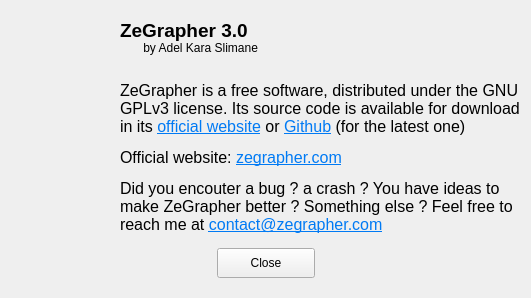
Old version of the form Windows/about.ui in the repository AdelKS/ZeGrapher.
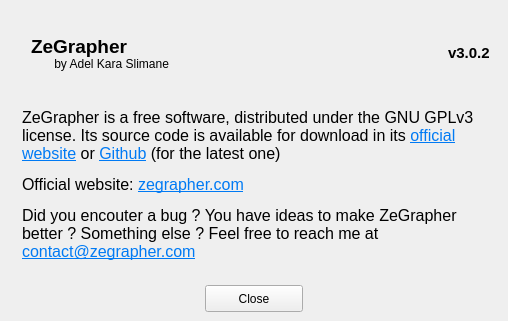
New version of the form.

Patch:
```diff
--- a/Windows/about.ui
+++ b/Windows/about.ui
@@ -6,16 +6,47 @@
    <rect>
     <x>0</x>
     <y>0</y>
-    <width>531</width>
-    <height>298</height>
+    <width>508</width>
+    <height>321</height>
    </rect>
   </property>
   <property name="windowTitle">
    <string>About...</string>
   </property>
-  <layout class="QVBoxLayout" name="verticalLayout">
+  <layout class="QVBoxLayout" name="verticalLayout_2">
+   <property name="leftMargin">
+    <number>0</number>
+   </property>
+   <property name="topMargin">
+    <number>0</number>
+   </property>
+   <property name="rightMargin">
+    <number>0</number>
+   </property>
+   <property name="bottomMargin">
+    <number>0</number>
+   </property>
    <item>
-    <layout class="QHBoxLayout" name="horizontalLayout">
+    <widget class="QWidget" name="containerWidget" native="true">
+     <property name="sizePolicy">
+      <sizepolicy hsizetype="Preferred" vsizetype="Preferred">
+       <horstretch>0</horstretch>
+       <verstretch>1</verstretch>
+      </sizepolicy>
+     </property>
+     <layout class="QHBoxLayout" name="horizontalLayout_3">
+      <property name="leftMargin">
+       <number>0</number>
+      </property>
+      <property name="topMargin">
+       <number>0</number>
+      </property>
+      <property name="rightMargin">
+       <number>0</number>
+      </property>
+      <property name="bottomMargin">
+       <number>0</number>
+      </property>
      <item>
       <widget class="QLabel" name="logo">
        <property name="text">
@@ -24,15 +55,66 @@
       </widget>
      </item>
      <item>
+       <widget class="QWidget" name="rightSideWidget" native="true">
+        <layout class="QVBoxLayout" name="verticalLayout">
+         <property name="spacing">
+          <number>10</number>
+         </property>
+         <item>
+          <widget class="QWidget" name="softwareNameWidget" native="true">
+           <layout class="QHBoxLayout" name="horizontalLayout">
+            <property name="leftMargin">
+             <number>9</number>
+            </property>
+            <property name="topMargin">
+             <number>9</number>
+            </property>
+            <property name="rightMargin">
+             <number>9</number>
+            </property>
+            <property name="bottomMargin">
+             <number>9</number>
+            </property>
+            <item>
+             <widget class="QLabel" name="label">
+              <property name="text">
+               <string>&lt;html&gt;&lt;head/&gt;&lt;body&gt;&lt;p&gt;&lt;span style=&quot; font-family:'Sans'; font-size:14pt; font-weight:600;&quot;&gt;ZeGrapher&lt;br/&gt;&lt;/span&gt;       by Adel Kara Slimane&lt;/p&gt;&lt;/body&gt;&lt;/html&gt;</string>
+              </property>
+             </widget>
+            </item>
+            <item>
+             <spacer name="horizontalSpacer_3">
+              <property name="orientation">
+               <enum>Qt::Horizontal</enum>
+              </property>
+              <property name="sizeHint" stdset="0">
+               <size>
+                <width>40</width>
+                <height>20</height>
+               </size>
+              </property>
+             </spacer>
+            </item>
+            <item>
+             <widget class="QLabel" name="versionLabel">
+              <property name="text">
+               <string>&lt;html&gt;&lt;head/&gt;&lt;body&gt;&lt;p&gt;&lt;span style=&quot; font-family:'Sans'; font-size:11pt; font-weight:600;&quot;&gt;v3.0.2&lt;/span&gt;&lt;/p&gt;&lt;/body&gt;&lt;/html&gt;</string>
+              </property>
+             </widget>
+            </item>
+           </layout>
+          </widget>
+         </item>
+         <item>
       <widget class="QLabel" name="label_3">
        <property name="sizePolicy">
-        <sizepolicy hsizetype="Fixed" vsizetype="Fixed">
+            <sizepolicy hsizetype="Preferred" vsizetype="Preferred">
          <horstretch>0</horstretch>
          <verstretch>0</verstretch>
         </sizepolicy>
        </property>
        <property name="text">
-        <string>&lt;html&gt;&lt;head/&gt;&lt;body&gt;&lt;p&gt;&lt;span style=&quot; font-family:'Sans'; font-size:14pt; font-weight:600;&quot;&gt;ZeGrapher 3.0&lt;br/&gt;&lt;/span&gt;       by Adel Kara Slimane&lt;br/&gt;&lt;/p&gt;&lt;p&gt;&lt;span style=&quot; font-family:'Sans'; font-size:12pt;&quot;&gt;ZeGrapher is a free software, distributed under the GNU GPLv3 license. Its source code is available for download in its &lt;/span&gt;&lt;a href=&quot;http://zegrapher.com&quot;&gt;&lt;span style=&quot; font-family:'Sans Serif'; font-size:12pt; text-decoration: underline; color:#007af4;&quot;&gt;official website&lt;/span&gt;&lt;/a&gt;&lt;span style=&quot; font-family:'Sans'; font-size:12pt;&quot;&gt; or &lt;/span&gt;&lt;a href=&quot;https://github.com/AdelKS/ZeGrapher&quot;&gt;&lt;span style=&quot; font-family:'Sans Serif'; font-size:12pt; text-decoration: underline; color:#007af4;&quot;&gt;Github&lt;/span&gt;&lt;/a&gt;&lt;span style=&quot; font-family:'Sans'; font-size:12pt;&quot;&gt; (for the latest one)&lt;/span&gt;&lt;/p&gt;&lt;p&gt;&lt;span style=&quot; font-family:'Sans'; font-size:12pt;&quot;&gt;Official website: &lt;/span&gt;&lt;a href=&quot;http://zegrapher.com&quot;&gt;&lt;span style=&quot; font-family:'Sans Serif'; font-size:12pt; text-decoration: underline; color:#007af4;&quot;&gt;zegrapher.com&lt;/span&gt;&lt;/a&gt;&lt;/p&gt;&lt;p&gt;&lt;span style=&quot; font-family:'Sans'; font-size:12pt;&quot;&gt;Did you encouter a bug ? a crash ? You have ideas to make ZeGrapher better ? Something else ? Feel free to reach me at &lt;/span&gt;&lt;a href=&quot;mailto:contact@zegrapher.com&quot;&gt;&lt;span style=&quot; font-family:'Sans Serif'; font-size:12pt; text-decoration: underline; color:#007af4;&quot;&gt;contact@zegrapher.com&lt;/span&gt;&lt;/a&gt;&lt;/p&gt;&lt;/body&gt;&lt;/html&gt;</string>
+            <string>&lt;html&gt;&lt;head/&gt;&lt;body&gt;&lt;p&gt;&lt;span style=&quot; font-family:'Sans'; font-size:12pt;&quot;&gt;ZeGrapher is a free software, distributed under the GNU GPLv3 license. Its source code is available for download in its &lt;/span&gt;&lt;a href=&quot;http://zegrapher.com&quot;&gt;&lt;span style=&quot; font-family:'Sans Serif'; font-size:12pt; text-decoration: underline; color:#007af4;&quot;&gt;official website&lt;/span&gt;&lt;/a&gt;&lt;span style=&quot; font-family:'Sans'; font-size:12pt;&quot;&gt; or &lt;/span&gt;&lt;a href=&quot;https://github.com/AdelKS/ZeGrapher&quot;&gt;&lt;span style=&quot; font-family:'Sans Serif'; font-size:12pt; text-decoration: underline; color:#007af4;&quot;&gt;Github&lt;/span&gt;&lt;/a&gt;&lt;span style=&quot; font-family:'Sans'; font-size:12pt;&quot;&gt; (for the latest one)&lt;/span&gt;&lt;/p&gt;&lt;p&gt;&lt;span style=&quot; font-family:'Sans'; font-size:12pt;&quot;&gt;Official website: &lt;/span&gt;&lt;a href=&quot;http://zegrapher.com&quot;&gt;&lt;span style=&quot; font-family:'Sans Serif'; font-size:12pt; text-decoration: underline; color:#007af4;&quot;&gt;zegrapher.com&lt;/span&gt;&lt;/a&gt;&lt;/p&gt;&lt;p&gt;&lt;span style=&quot; font-family:'Sans'; font-size:12pt;&quot;&gt;Did you encouter a bug ? You have ideas to make ZeGrapher better ? Something else ? Feel free to reach me at &lt;/span&gt;&lt;a href=&quot;mailto:contact@zegrapher.com&quot;&gt;&lt;span style=&quot; font-family:'Sans Serif'; font-size:12pt; text-decoration: underline; color:#007af4;&quot;&gt;contact@zegrapher.com&lt;/span&gt;&lt;/a&gt;&lt;/p&gt;&lt;/body&gt;&lt;/html&gt;</string>
        </property>
        <property name="scaledContents">
         <bool>false</bool>
@@ -40,15 +122,35 @@
        <property name="wordWrap">
         <bool>true</bool>
        </property>
+           <property name="indent">
+            <number>0</number>
+           </property>
        <property name="openExternalLinks">
         <bool>true</bool>
        </property>
       </widget>
      </item>
     </layout>
+       </widget>
+      </item>
+     </layout>
+    </widget>
    </item>
    <item>
+    <widget class="QWidget" name="closeContainerWidget" native="true">
     <layout class="QHBoxLayout" name="horizontalLayout_2">
+      <property name="leftMargin">
+       <number>9</number>
+      </property>
+      <property name="topMargin">
+       <number>9</number>
+      </property>
+      <property name="rightMargin">
+       <number>9</number>
+      </property>
+      <property name="bottomMargin">
+       <number>9</number>
+      </property>
      <item>
       <spacer name="horizontalSpacer">
        <property name="orientation">
@@ -98,6 +200,7 @@
       </spacer>
      </item>
     </layout>
+    </widget>
    </item>
   </layout>
  </widget>
```
Left out of the diff: 19 changed lines with no effect on the pictures. Lines whose indentation alone changed are shown as unchanged.
